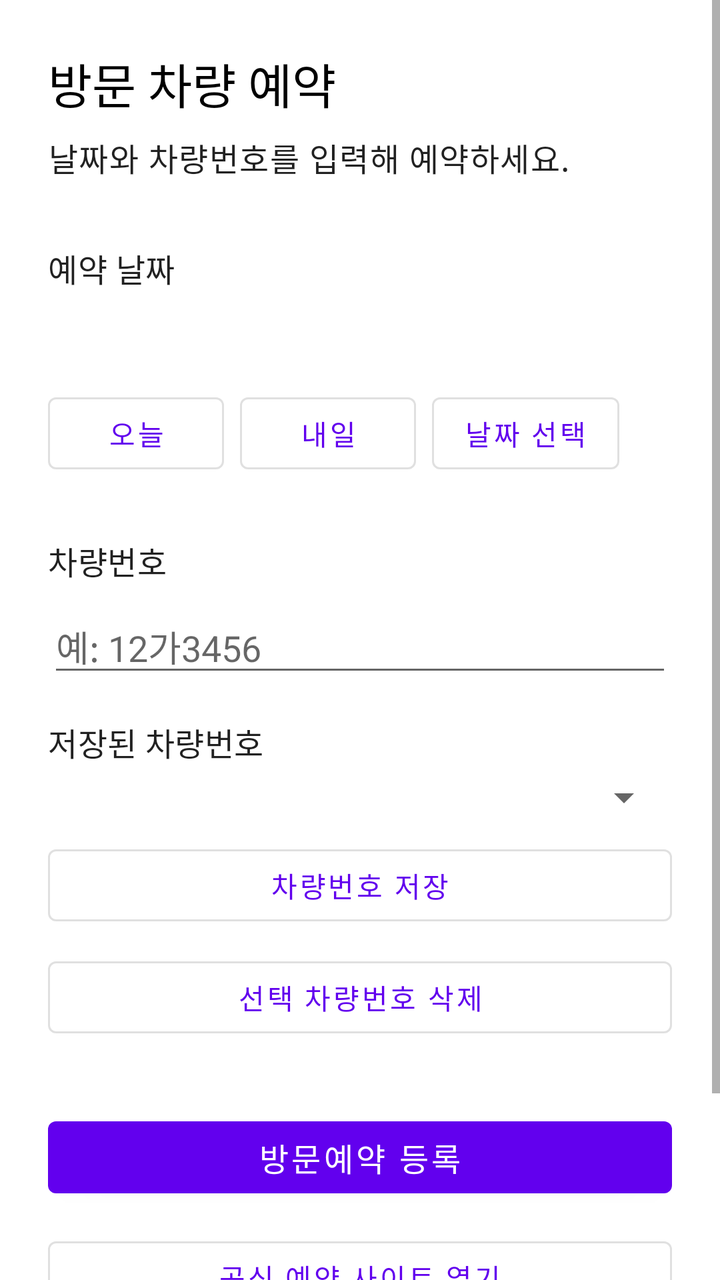
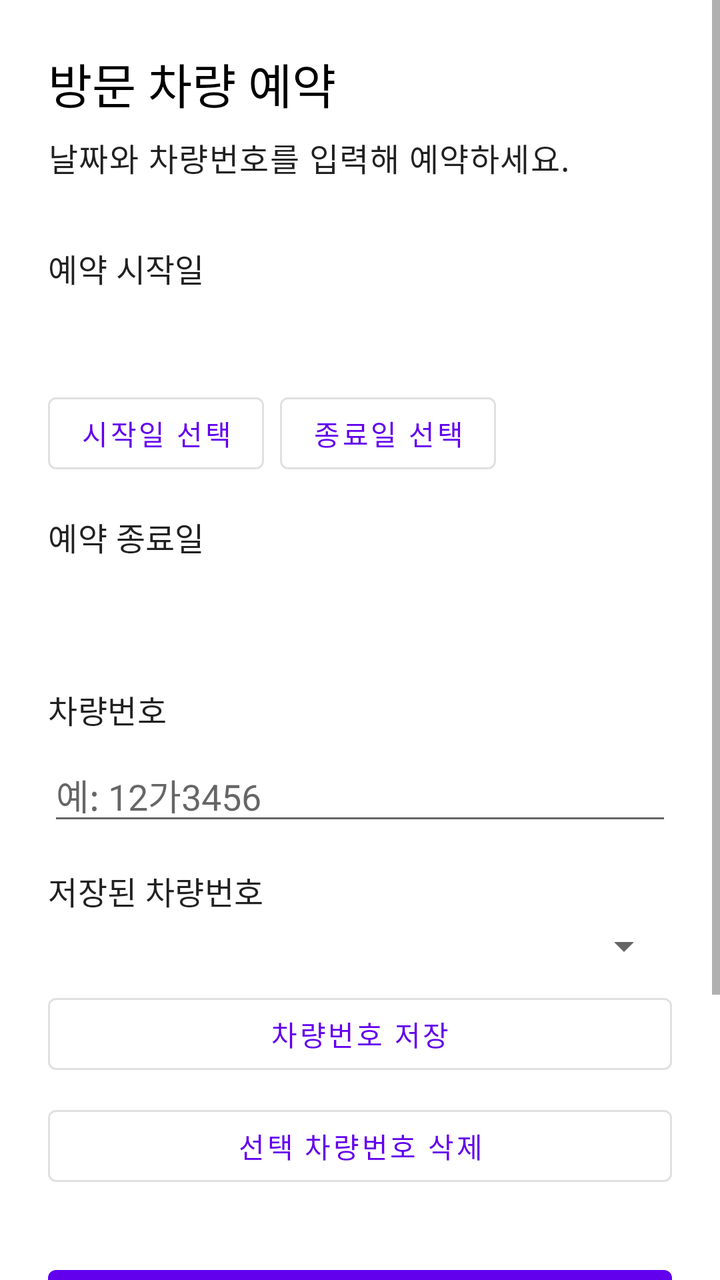

Compare the two renders of this Android layout. The source of the first and the diff that turns it into the second are given below.
<!-- AndroidManifest.xml: application theme Theme.MyParking -->
<!-- res/layout/activity_main.xml -->
<?xml version="1.0" encoding="utf-8"?>
<ScrollView xmlns:android="http://schemas.android.com/apk/res/android"
    android:layout_width="match_parent"
    android:layout_height="match_parent"
    android:fillViewport="true">

    <LinearLayout
        android:layout_width="match_parent"
        android:layout_height="wrap_content"
        android:orientation="vertical"
        android:padding="24dp">

        <TextView
            android:layout_width="wrap_content"
            android:layout_height="wrap_content"
            android:text="방문 차량 예약"
            android:textAppearance="@style/TextAppearance.MaterialComponents.Headline5"
            android:textColor="@color/black" />

        <TextView
            android:layout_width="wrap_content"
            android:layout_height="wrap_content"
            android:layout_marginTop="8dp"
            android:text="날짜와 차량번호를 입력해 예약하세요."
            android:textAppearance="@style/TextAppearance.MaterialComponents.Body1" />

        <TextView
            android:layout_width="wrap_content"
            android:layout_height="wrap_content"
            android:layout_marginTop="32dp"
            android:text="예약 날짜"
            android:textAppearance="@style/TextAppearance.MaterialComponents.Subtitle1" />

        <TextView
            android:id="@+id/reservation_date_value"
            android:layout_width="wrap_content"
            android:layout_height="wrap_content"
            android:layout_marginTop="8dp"
            android:textAppearance="@style/TextAppearance.MaterialComponents.Headline6" />

        <LinearLayout
            android:layout_width="match_parent"
            android:layout_height="wrap_content"
            android:layout_marginTop="12dp"
            android:orientation="horizontal">

            <Button
                android:id="@+id/today_button"
                style="@style/Widget.MaterialComponents.Button.OutlinedButton"
                android:layout_width="wrap_content"
                android:layout_height="wrap_content"
                android:text="오늘" />

            <Button
                android:id="@+id/tomorrow_button"
                style="@style/Widget.MaterialComponents.Button.OutlinedButton"
                android:layout_width="wrap_content"
                android:layout_height="wrap_content"
                android:layout_marginStart="8dp"
                android:text="내일" />

            <Button
                android:id="@+id/select_date_button"
                style="@style/Widget.MaterialComponents.Button.OutlinedButton"
                android:layout_width="wrap_content"
                android:layout_height="wrap_content"
                android:layout_marginStart="8dp"
                android:text="날짜 선택" />
        </LinearLayout>

        <TextView
            android:layout_width="wrap_content"
            android:layout_height="wrap_content"
            android:layout_marginTop="28dp"
            android:text="차량번호"
            android:textAppearance="@style/TextAppearance.MaterialComponents.Subtitle1" />

        <EditText
            android:id="@+id/vehicle_number_input"
            android:layout_width="match_parent"
            android:layout_height="wrap_content"
            android:layout_marginTop="8dp"
            android:autofillHints=""
            android:hint="예: 12가3456"
            android:imeOptions="actionDone"
            android:inputType="text"
            android:maxLength="12"
            android:singleLine="true" />

        <TextView
            android:id="@+id/saved_vehicle_label"
            android:layout_width="wrap_content"
            android:layout_height="wrap_content"
            android:layout_marginTop="16dp"
            android:text="저장된 차량번호"
            android:textAppearance="@style/TextAppearance.MaterialComponents.Subtitle1" />

        <Spinner
            android:id="@+id/saved_vehicle_spinner"
            android:layout_width="match_parent"
            android:layout_height="wrap_content"
            android:layout_marginTop="4dp" />

        <Button
            android:id="@+id/save_vehicle_button"
            style="@style/Widget.MaterialComponents.Button.OutlinedButton"
            android:layout_width="match_parent"
            android:layout_height="wrap_content"
            android:layout_marginTop="8dp"
            android:text="차량번호 저장" />

        <Button
            android:id="@+id/delete_vehicle_button"
            style="@style/Widget.MaterialComponents.Button.OutlinedButton"
            android:layout_width="match_parent"
            android:layout_height="wrap_content"
            android:layout_marginTop="8dp"
            android:text="선택 차량번호 삭제" />

        <Button
            android:id="@+id/register_button"
            android:layout_width="match_parent"
            android:layout_height="wrap_content"
            android:layout_marginTop="32dp"
            android:text="방문예약 등록"
            android:textSize="16sp" />

        <Button
            android:id="@+id/open_reservation_site_button"
            style="@style/Widget.MaterialComponents.Button.OutlinedButton"
            android:layout_width="match_parent"
            android:layout_height="wrap_content"
            android:layout_marginTop="12dp"
            android:text="공식 예약 사이트 열기" />

        <TextView
            android:id="@+id/status_message"
            android:layout_width="match_parent"
            android:layout_height="wrap_content"
            android:layout_marginTop="16dp"
            android:background="#E8F0FE"
            android:padding="16dp"
            android:textAppearance="@style/TextAppearance.MaterialComponents.Body2"
            android:visibility="gone" />

        <TextView
            android:layout_width="match_parent"
            android:layout_height="wrap_content"
            android:layout_marginTop="28dp"
            android:text="등록을 누른 뒤 공식 사이트에 로그인하면 날짜와 차량번호를 입력하고 등록합니다."
            android:textAppearance="@style/TextAppearance.MaterialComponents.Caption" />
    </LinearLayout>
</ScrollView>
<!-- resources referenced by this layout -->
<resources>
  <color name="black">#FF000000</color>
  <style name="Theme.MyParking" parent="Theme.MaterialComponents.DayNight.DarkActionBar">
          
          <item name="colorPrimary">@color/purple_500</item>
          <item name="colorPrimaryVariant">@color/purple_700</item>
          <item name="colorOnPrimary">@color/white</item>
          
          <item name="colorSecondary">@color/teal_200</item>
          <item name="colorSecondaryVariant">@color/teal_700</item>
          <item name="colorOnSecondary">@color/black</item>
          
          <item name="android:statusBarColor">?attr/colorPrimaryVariant</item>
          
      </style>
  <color name="purple_500">#FF6200EE</color>
  <color name="purple_700">#FF3700B3</color>
  <color name="white">#FFFFFFFF</color>
  <color name="teal_200">#FF03DAC5</color>
  <color name="teal_700">#FF018786</color>
</resources>

<!-- the commit's change to res/layout/activity_main.xml (unified diff, before → after) -->
@@ -28,11 +28,11 @@
             android:layout_width="wrap_content"
             android:layout_height="wrap_content"
             android:layout_marginTop="32dp"
-            android:text="예약 날짜"
+            android:text="예약 시작일"
             android:textAppearance="@style/TextAppearance.MaterialComponents.Subtitle1" />
 
         <TextView
-            android:id="@+id/reservation_date_value"
+            android:id="@+id/reservation_start_date_value"
             android:layout_width="wrap_content"
             android:layout_height="wrap_content"
             android:layout_marginTop="8dp"
@@ -45,28 +45,34 @@
             android:orientation="horizontal">
 
             <Button
-                android:id="@+id/today_button"
+                android:id="@+id/select_start_date_button"
                 style="@style/Widget.MaterialComponents.Button.OutlinedButton"
                 android:layout_width="wrap_content"
                 android:layout_height="wrap_content"
-                android:text="오늘" />
+                android:text="시작일 선택" />
 
             <Button
-                android:id="@+id/tomorrow_button"
+                android:id="@+id/select_end_date_button"
                 style="@style/Widget.MaterialComponents.Button.OutlinedButton"
                 android:layout_width="wrap_content"
                 android:layout_height="wrap_content"
                 android:layout_marginStart="8dp"
-                android:text="내일" />
+                android:text="종료일 선택" />
+        </LinearLayout>
 
-            <Button
-                android:id="@+id/select_date_button"
-                style="@style/Widget.MaterialComponents.Button.OutlinedButton"
-                android:layout_width="wrap_content"
-                android:layout_height="wrap_content"
-                android:layout_marginStart="8dp"
-                android:text="날짜 선택" />
-        </LinearLayout>
+        <TextView
+            android:layout_width="wrap_content"
+            android:layout_height="wrap_content"
+            android:layout_marginTop="16dp"
+            android:text="예약 종료일"
+            android:textAppearance="@style/TextAppearance.MaterialComponents.Subtitle1" />
+
+        <TextView
+            android:id="@+id/reservation_end_date_value"
+            android:layout_width="wrap_content"
+            android:layout_height="wrap_content"
+            android:layout_marginTop="8dp"
+            android:textAppearance="@style/TextAppearance.MaterialComponents.Headline6" />
 
         <TextView
             android:layout_width="wrap_content"
@@ -147,7 +153,7 @@
             android:layout_width="match_parent"
             android:layout_height="wrap_content"
             android:layout_marginTop="28dp"
-            android:text="등록을 누른 뒤 공식 사이트에 로그인하면 날짜와 차량번호를 입력하고 등록합니다."
+            android:text="등록을 누른 뒤 공식 사이트에 로그인하면 예약 내용을 확인한 후 등록합니다."
             android:textAppearance="@style/TextAppearance.MaterialComponents.Caption" />
     </LinearLayout>
 </ScrollView>
